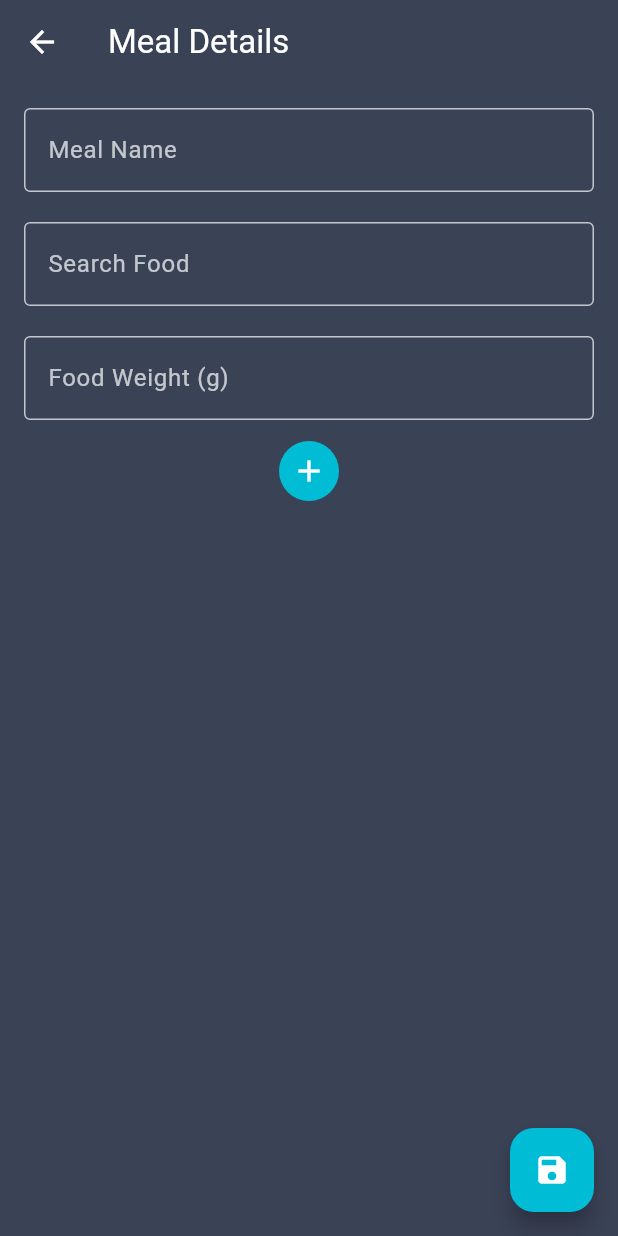
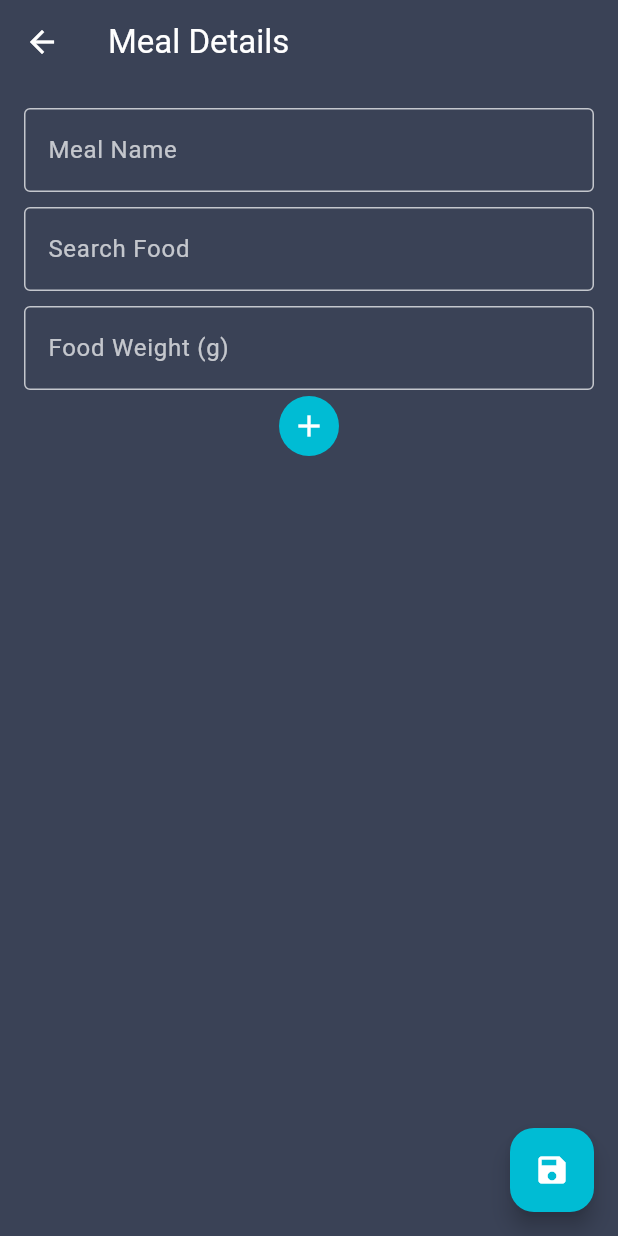
Before and after one commit to FrancescoRepo/MealsManagement, a Flutter app: the MealDetailPage screen opened directly, on a phone screen of 412 x 824 dp. Run offline on Flutter 3.47's test engine with Material 3 defaults, Android fonts, the phone set to English and light mode, and no system bars; drawn by our look-alikes of flutter_typeahead; our stand-ins replace bloc, flutter_bloc, sqflite; missing offline and left inert: dart:ffi, flutter_guid; accounts and stored records are empty.

Commit message:
chore: reduced sizedbox in meal detail page

```diff
--- a/lib/screens/meal_detail_page.dart
+++ b/lib/screens/meal_detail_page.dart
@@ -119,10 +119,10 @@ class _MealDetailPageState extends State<MealDetailPage> {
                           'Meal already exists!',
                           style: TextStyle(color: Colors.red),
                         ),
-                      const SizedBox(height: 20),
+                      const SizedBox(height: 10),
                       // Searchable Dropdown for Food Selection
                       buildSearchDropDown(),
-                      const SizedBox(height: 20),
+                      const SizedBox(height: 10),
                       // Specify Food Weight
                       TextFormField(
                         controller: _foodWeightController,
@@ -148,7 +148,6 @@ class _MealDetailPageState extends State<MealDetailPage> {
                           return null;
                         },
                       ),
-                      const SizedBox(height: 10),
 
                       // Add Food Button
                       Center(
```
